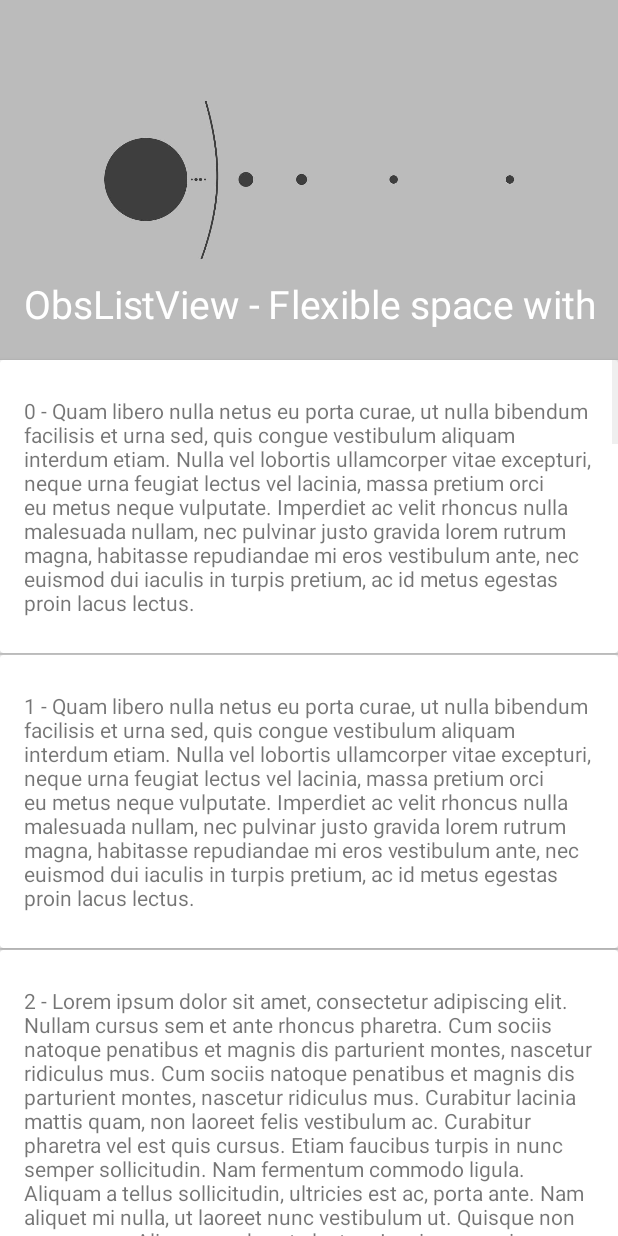
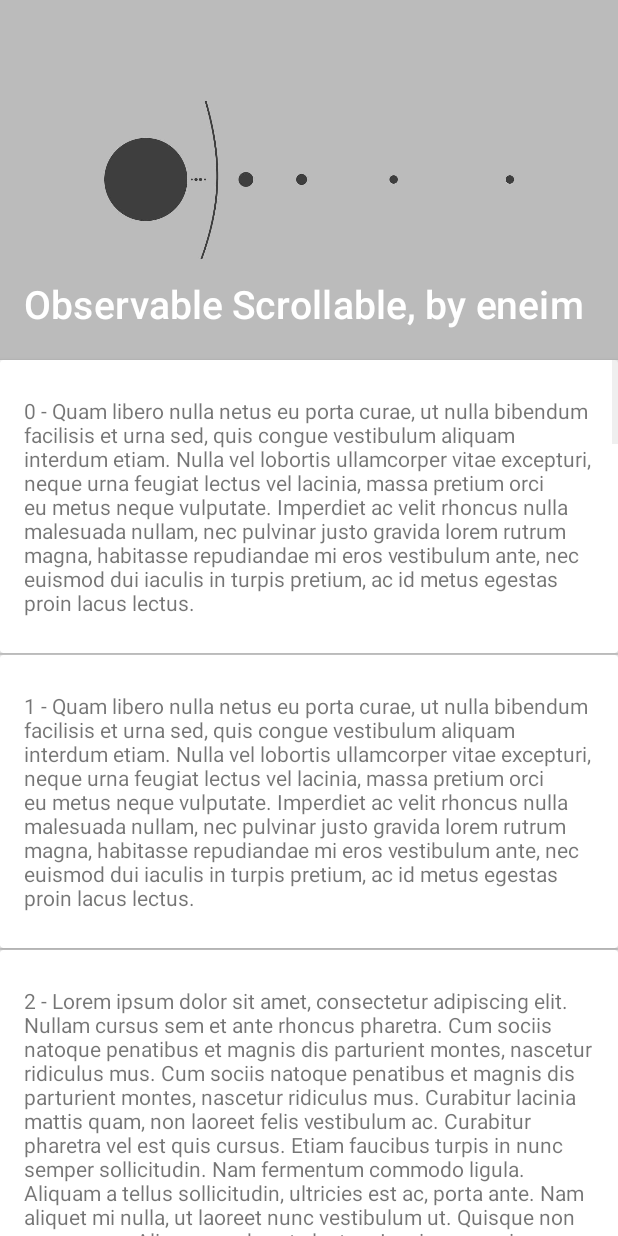
Before and after one commit to eneim/ObservableScrollers, an Android app: the ObsListViewFlexibleSpaceWithImageActivity screen opened directly, with no data from a screen before it, on a phone screen of 412 x 824 dp. Run offline under Robolectric (Android 15) with nearby library versions, the phone set to English and light mode, and no system bars; our stand-ins replace ButterKnife; plain views replace FloatingActionButton.

Commit message:
minor fix

```diff
--- a/app/build.gradle
+++ b/app/build.gradle
@@ -26,4 +26,5 @@ dependencies {
     compile 'com.jakewharton:butterknife:6.1.0'
     compile project(':observablescrollers')
     compile 'com.melnykov:floatingactionbutton:1.0.7'
+
 }
--- a/app/src/main/java/im/ene/lab/obervablescrollers/sample/ui/ObsListViewFlexibleSpaceWithImageActivity.java
+++ b/app/src/main/java/im/ene/lab/obervablescrollers/sample/ui/ObsListViewFlexibleSpaceWithImageActivity.java
@@ -72,15 +72,14 @@ public class ObsListViewFlexibleSpaceWithImageActivity extends BaseActivity {
                 float parallax = Math.min(0, Math.max(-getMaxTranslationYRange(), (float) -scrollY / 2));
                 ViewCompat.setTranslationY(mImageView, parallax);
 
-                float scale = 1 + Math.min(MAX_TEXT_SCALE_DELTA, Math.max(0.0f,
+                float scale = 1 + MAX_TEXT_SCALE_DELTA * Math.min(1.0f, Math.max(0.0f,
                         (getMaxTranslationYRange() - (float) scrollY) / getMaxTranslationYRange()));
-
                 ViewCompat.setScaleX(mTitleView, scale);
                 ViewCompat.setScaleY(mTitleView, scale);
 
                 // Translate title text
                 int maxTitleTranslationY = (int) (getMaxTransition() - mTitleView.getHeight() * scale);
-                float titleTranslationY = Math.min(getMaxTransition() - mTitleView.getHeight() * 1.3f,
+                float titleTranslationY = Math.min(getMaxTransition() - mTitleView.getHeight() * (1 + MAX_TEXT_SCALE_DELTA),
                         maxTitleTranslationY - scrollY);
                 ViewCompat.setTranslationY(mTitleView, titleTranslationY);
             }
--- a/app/src/main/res/layout/activity_obs_list_view_flexible_space_with_image.xml
+++ b/app/src/main/res/layout/activity_obs_list_view_flexible_space_with_image.xml
@@ -38,9 +38,9 @@
             android:gravity="center_vertical"
             android:maxLines="1"
             android:minHeight="?attr/actionBarSize"
-            android:text="@string/title_activity_obs_list_view_flexible_space_with_image"
-            android:textColor="@android:color/white"
-            android:textSize="20sp" />
+            android:text="@string/title_activity_main"
+            android:textAppearance="@style/TextAppearance.AppCompat.Title"
+            android:textColor="@android:color/white" />
 
         <View
             android:layout_width="match_parent"
```
